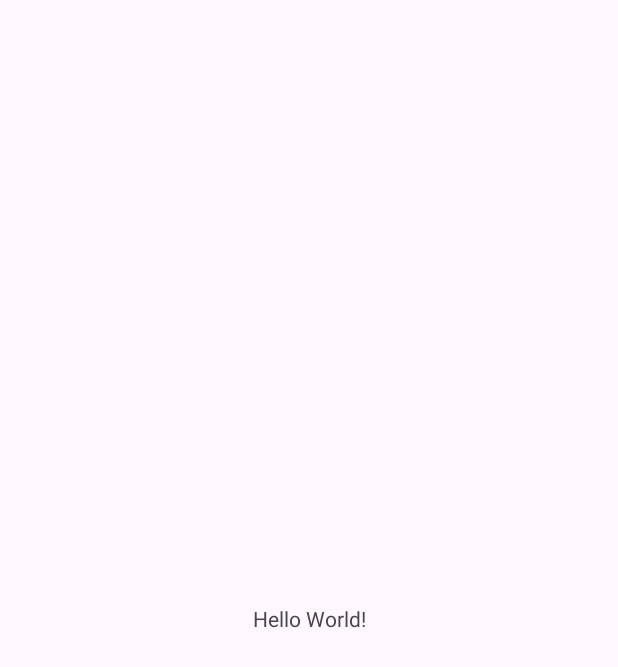
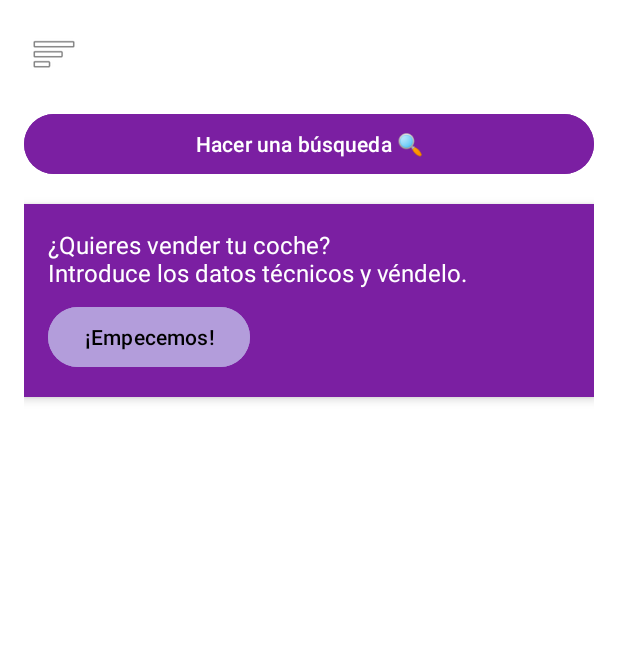
Before and after one commit to Miilenna/CarPlayTrade, an Android app: the screen it shows after launch (MainActivity), on a phone screen of 412 x 824 dp. Before the commit the part shown is almost empty. Shown: the top 667 px of the screen. Run offline under Robolectric (Android 15) with nearby library versions, the phone set to English and light mode, and no system bars.

Commit message:
pagina princpal hecha

```diff
--- a/AMOS/app/src/main/java/com/example/amos/MainActivity.java
+++ b/AMOS/app/src/main/java/com/example/amos/MainActivity.java
@@ -1,24 +1,37 @@
 package com.example.amos;
 
 import android.os.Bundle;
+import android.view.View;
+import android.widget.Button;
+import android.widget.ImageButton;
+import android.widget.Toast;
+import androidx.appcompat.app.AppCompatActivity;
 
-import androidx.activity.EdgeToEdge;
-import androidx.appcompat.app.AppCompatActivity;
-import androidx.core.graphics.Insets;
-import androidx.core.view.ViewCompat;
-import androidx.core.view.WindowInsetsCompat;
+import com.example.amos.R;
 
 public class MainActivity extends AppCompatActivity {
 
     @Override
     protected void onCreate(Bundle savedInstanceState) {
         super.onCreate(savedInstanceState);
-        EdgeToEdge.enable(this);
         setContentView(R.layout.activity_main);
-        ViewCompat.setOnApplyWindowInsetsListener(findViewById(R.id.main), (v, insets) -> {
-            Insets systemBars = insets.getInsets(WindowInsetsCompat.Type.systemBars());
-            v.setPadding(systemBars.left, systemBars.top, systemBars.right, systemBars.bottom);
-            return insets;
-        });
+
+        // Botón de menú hamburguesa
+        ImageButton menuButton = findViewById(R.id.menu_button);
+        menuButton.setOnClickListener(v ->
+                Toast.makeText(MainActivity.this, "Menú abierto", Toast.LENGTH_SHORT).show()
+        );
+
+        // Botón de búsqueda
+        Button searchButton = findViewById(R.id.btn_search);
+        searchButton.setOnClickListener(v ->
+                Toast.makeText(MainActivity.this, "Buscando...", Toast.LENGTH_SHORT).show()
+        );
+
+        // Botón de "Empecemos"
+        Button startButton = findViewById(R.id.btn_start);
+        startButton.setOnClickListener(v ->
+                Toast.makeText(MainActivity.this, "Iniciando venta", Toast.LENGTH_SHORT).show()
+        );
     }
 }
--- a/AMOS/app/src/main/res/layout/activity_main.xml
+++ b/AMOS/app/src/main/res/layout/activity_main.xml
@@ -1,19 +1,57 @@
 <?xml version="1.0" encoding="utf-8"?>
-<androidx.constraintlayout.widget.ConstraintLayout xmlns:android="http://schemas.android.com/apk/res/android"
-    xmlns:app="http://schemas.android.com/apk/res-auto"
-    xmlns:tools="http://schemas.android.com/tools"
-    android:id="@+id/main"
+<LinearLayout
+    xmlns:android="http://schemas.android.com/apk/res/android"
     android:layout_width="match_parent"
     android:layout_height="match_parent"
-    tools:context=".MainActivity">
+    android:orientation="vertical"
+    android:padding="16dp"
+    android:background="@android:color/white">
 
-    <TextView
-        android:layout_width="wrap_content"
+    <!-- Menú hamburguesa -->
+    <ImageButton
+        android:id="@+id/menu_button"
+        android:layout_width="40dp"
+        android:layout_height="40dp"
+        android:background="@android:color/transparent"
+        android:src="@android:drawable/ic_menu_sort_by_size" />
+
+    <!-- Botón de búsqueda -->
+    <Button
+        android:id="@+id/btn_search"
+        android:layout_width="match_parent"
         android:layout_height="wrap_content"
-        android:text="Hello World!"
-        app:layout_constraintBottom_toBottomOf="parent"
-        app:layout_constraintEnd_toEndOf="parent"
-        app:layout_constraintStart_toStartOf="parent"
-        app:layout_constraintTop_toTopOf="parent" />
+        android:text="Hacer una búsqueda 🔍"
+        android:backgroundTint="@color/purple"
+        android:textColor="@android:color/white"
+        android:layout_marginTop="16dp"/>
 
-</androidx.constraintlayout.widget.ConstraintLayout>
+    <!-- Tarjeta de venta de coche -->
+    <LinearLayout
+        android:id="@+id/radi"
+        android:layout_width="match_parent"
+        android:layout_height="wrap_content"
+        android:layout_marginTop="16dp"
+        android:background="@color/purple"
+        android:elevation="4dp"
+        android:orientation="vertical"
+        android:padding="16dp">
+
+        <TextView
+            android:id="@+id/text_description"
+            android:layout_width="wrap_content"
+            android:layout_height="wrap_content"
+            android:text="¿Quieres vender tu coche?\nIntroduce los datos técnicos y véndelo."
+            android:textColor="@android:color/white"
+            android:textSize="16sp" />
+
+        <Button
+            android:id="@+id/btn_start"
+            android:layout_width="wrap_content"
+            android:layout_height="wrap_content"
+            android:layout_marginTop="8dp"
+            android:backgroundTint="@color/light_purple"
+            android:text="¡Empecemos!"
+            android:textColor="@android:color/black" />
+    </LinearLayout>
+
+</LinearLayout>
--- a/AMOS/app/src/main/res/values/colors.xml
+++ b/AMOS/app/src/main/res/values/colors.xml
@@ -2,4 +2,7 @@
 <resources>
     <color name="black">#FF000000</color>
     <color name="white">#FFFFFFFF</color>
+    <color name="purple">#7B1FA2</color>
+    <color name="light_purple">#B39DDB</color>
+
 </resources>
```
